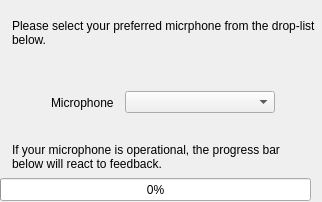
The window that res/ui/micwizard-select.ui (smartboyhw/speechcontrol) describes before a commit, drawn with Qt 5.
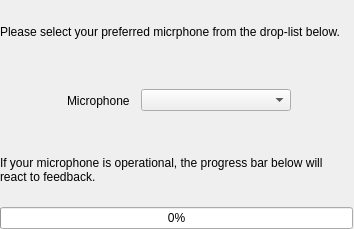
The same window after the commit.

Commit message: Updating the UI of most of the wizards' pages and a few other parts.

```diff
--- a/res/ui/micwizard-select.ui
+++ b/res/ui/micwizard-select.ui
@@ -9,8 +9,8 @@
    <rect>
     <x>0</x>
     <y>0</y>
-    <width>322</width>
-    <height>202</height>
+    <width>354</width>
+    <height>229</height>
    </rect>
   </property>
   <property name="windowTitle">
@@ -27,19 +27,13 @@
     <rect>
      <x>0</x>
      <y>0</y>
-     <width>321</width>
-     <height>201</height>
+     <width>353</width>
+     <height>229</height>
     </rect>
    </property>
    <layout class="QVBoxLayout" name="verticalLayout">
     <item>
      <widget class="QLabel" name="label">
-      <property name="minimumSize">
-       <size>
-        <width>311</width>
-        <height>21</height>
-       </size>
-      </property>
       <property name="text">
        <string>Please select your preferred micrphone from the drop-list below. </string>
       </property>
@@ -49,12 +43,6 @@
       <property name="wordWrap">
        <bool>true</bool>
       </property>
-      <property name="margin">
-       <number>4</number>
-      </property>
-      <property name="indent">
-       <number>12</number>
-      </property>
      </widget>
     </item>
     <item>
@@ -98,18 +86,6 @@
     </item>
     <item>
      <widget class="QLabel" name="label_3">
-      <property name="minimumSize">
-       <size>
-        <width>311</width>
-        <height>31</height>
-       </size>
-      </property>
-      <property name="maximumSize">
-       <size>
-        <width>311</width>
-        <height>31</height>
-       </size>
-      </property>
       <property name="text">
        <string>If your microphone is operational, the progress bar below will react to feedback.</string>
       </property>
@@ -119,28 +95,10 @@
       <property name="wordWrap">
        <bool>true</bool>
       </property>
-      <property name="margin">
-       <number>-2</number>
-      </property>
-      <property name="indent">
-       <number>12</number>
-      </property>
      </widget>
     </item>
     <item>
      <widget class="QProgressBar" name="progressBarFeedback">
-      <property name="minimumSize">
-       <size>
-        <width>311</width>
-        <height>23</height>
-       </size>
-      </property>
-      <property name="maximumSize">
-       <size>
-        <width>311</width>
-        <height>23</height>
-       </size>
-      </property>
       <property name="value">
        <number>0</number>
       </property>
```
The commit also changes 4 other files.
